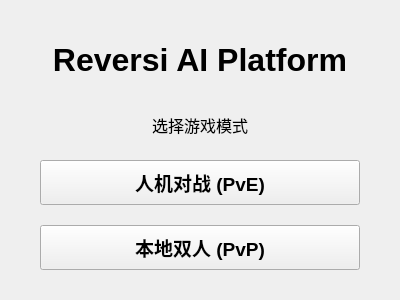
Old version of the form ui/menuwindow.ui in the repository Apoxtq/ReversiAI_Platform.
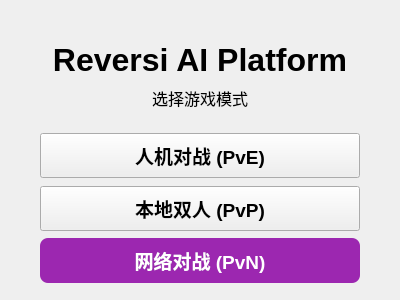
New version of the form. Icons and pictures are not drawn.

Patch:
```diff
--- a/ui/menuwindow.ui
+++ b/ui/menuwindow.ui
@@ -154,6 +154,46 @@
       </property>
      </widget>
     </item>
+    <item>
+     <widget class="QPushButton" name="networkButton">
+      <property name="minimumSize">
+       <size>
+        <width>0</width>
+        <height>45</height>
+       </size>
+      </property>
+      <property name="font">
+       <font>
+        <pointsize>14</pointsize>
+        <weight>75</weight>
+        <bold>true</bold>
+       </font>
+      </property>
+      <property name="text">
+       <string>网络对战 (PvN)</string>
+      </property>
+      <property name="iconSize">
+       <size>
+        <width>24</width>
+        <height>24</height>
+       </size>
+      </property>
+      <property name="styleSheet">
+       <string notr="true">QPushButton {
+    background-color: #9C27B0;
+    color: white;
+    border-radius: 8px;
+    padding: 10px;
+}
+QPushButton:hover {
+    background-color: #7B1FA2;
+}
+QPushButton:pressed {
+    background-color: #6A1B9A;
+}</string>
+      </property>
+     </widget>
+    </item>
    </layout>
   </widget>
   <widget class="QMenuBar" name="menuBar">
```
